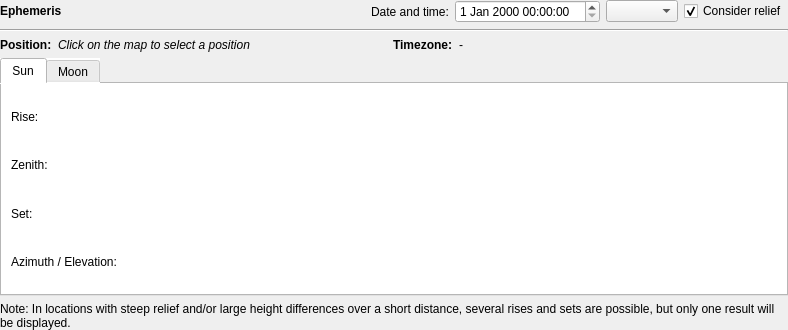
Qt form share/python/plugins/kadas_ephem/EphemToolWidget.ui (kadas-albireo/kadas-albireo2) before a commit.
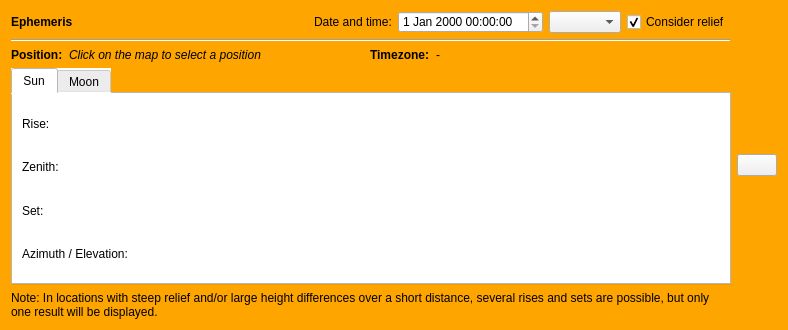
The same form after that commit. Icons and pictures are not drawn.

Commit message: Fix ephem plugin bottom bar widget

```diff
--- a/share/python/plugins/kadas_ephem/EphemToolWidget.ui
+++ b/share/python/plugins/kadas_ephem/EphemToolWidget.ui
@@ -10,157 +10,11 @@
     <height>330</height>
    </rect>
   </property>
-  <layout class="QVBoxLayout" name="verticalLayout">
-   <property name="leftMargin">
-    <number>0</number>
-   </property>
-   <property name="topMargin">
-    <number>0</number>
-   </property>
-   <property name="rightMargin">
-    <number>0</number>
-   </property>
-   <property name="bottomMargin">
-    <number>0</number>
-   </property>
-   <item>
-    <widget class="QWidget" name="widgetHeader" native="true">
-     <layout class="QHBoxLayout" name="horizontalLayout">
-      <property name="leftMargin">
-       <number>0</number>
-      </property>
-      <property name="topMargin">
-       <number>0</number>
-      </property>
-      <property name="rightMargin">
-       <number>0</number>
-      </property>
-      <property name="bottomMargin">
-       <number>0</number>
-      </property>
-      <item>
-       <widget class="QLabel" name="label_2">
-        <property name="text">
-         <string>&lt;html&gt;&lt;head/&gt;&lt;body&gt;&lt;p&gt;&lt;span style=&quot; font-weight:600;&quot;&gt;Ephemeris&lt;/span&gt;&lt;/p&gt;&lt;/body&gt;&lt;/html&gt;</string>
-        </property>
-       </widget>
-      </item>
-      <item>
-       <spacer name="horizontalSpacer">
-        <property name="orientation">
-         <enum>Qt::Horizontal</enum>
-        </property>
-        <property name="sizeHint" stdset="0">
-         <size>
-          <width>40</width>
-          <height>20</height>
-         </size>
-        </property>
-       </spacer>
-      </item>
-      <item>
-       <widget class="QLabel" name="label">
-        <property name="text">
-         <string>Date and time:</string>
-        </property>
-       </widget>
-      </item>
-      <item>
-       <widget class="QDateTimeEdit" name="dateTimeEdit"/>
-      </item>
-      <item>
-       <widget class="QComboBox" name="timezoneCombo"/>
-      </item>
-      <item>
-       <widget class="QCheckBox" name="checkBoxRelief">
-        <property name="text">
-         <string>Consider relief</string>
-        </property>
-        <property name="checked">
-         <bool>true</bool>
-        </property>
-       </widget>
-      </item>
-     </layout>
-    </widget>
-   </item>
-   <item>
-    <widget class="Line" name="line">
-     <property name="orientation">
-      <enum>Qt::Horizontal</enum>
-     </property>
-    </widget>
-   </item>
-   <item>
-    <widget class="QWidget" name="widgetInfo" native="true">
-     <layout class="QHBoxLayout" name="horizontalLayout_2">
-      <property name="leftMargin">
-       <number>0</number>
-      </property>
-      <property name="topMargin">
-       <number>0</number>
-      </property>
-      <property name="rightMargin">
-       <number>0</number>
-      </property>
-      <property name="bottomMargin">
-       <number>0</number>
-      </property>
-      <item>
-       <widget class="QLabel" name="labelPosition">
-        <property name="font">
-         <font>
-          <weight>75</weight>
-          <bold>true</bold>
-         </font>
-        </property>
-        <property name="text">
-         <string>Position:</string>
-        </property>
-       </widget>
-      </item>
-      <item>
-       <widget class="QLabel" name="labelPositionValue">
-        <property name="sizePolicy">
-         <sizepolicy hsizetype="Expanding" vsizetype="Preferred">
-          <horstretch>0</horstretch>
-          <verstretch>0</verstretch>
-         </sizepolicy>
-        </property>
-        <property name="font">
-         <font>
-          <italic>true</italic>
-         </font>
-        </property>
-        <property name="text">
-         <string>Click on the map to select a position</string>
-        </property>
-       </widget>
-      </item>
-      <item>
-       <widget class="QLabel" name="label_4">
-        <property name="text">
-         <string>&lt;html&gt;&lt;head/&gt;&lt;body&gt;&lt;p&gt;&lt;span style=&quot; font-weight:600;&quot;&gt;Timezone:&lt;/span&gt;&lt;/p&gt;&lt;/body&gt;&lt;/html&gt;</string>
-        </property>
-       </widget>
-      </item>
-      <item>
-       <widget class="QLabel" name="labelTimezone">
-        <property name="sizePolicy">
-         <sizepolicy hsizetype="Expanding" vsizetype="Preferred">
-          <horstretch>0</horstretch>
-          <verstretch>0</verstretch>
-         </sizepolicy>
-        </property>
-        <property name="text">
-         <string>-</string>
-        </property>
-       </widget>
-      </item>
-     </layout>
-    </widget>
-   </item>
-   <item>
+  <property name="styleSheet">
+   <string notr="true">QWidget#EphemToolWidget { background-color: orange; }</string>
+  </property>
+  <layout class="QGridLayout" name="gridLayout">
+   <item row="3" column="0">
     <widget class="QTabWidget" name="tabWidgetOutput">
      <property name="styleSheet">
       <string notr="true">QWidget { background-color: white; }</string>
@@ -395,7 +249,68 @@
      </widget>
     </widget>
    </item>
-   <item>
+   <item row="0" column="0">
+    <widget class="QWidget" name="widgetHeader" native="true">
+     <layout class="QHBoxLayout" name="horizontalLayout">
+      <property name="leftMargin">
+       <number>0</number>
+      </property>
+      <property name="topMargin">
+       <number>0</number>
+      </property>
+      <property name="rightMargin">
+       <number>0</number>
+      </property>
+      <property name="bottomMargin">
+       <number>0</number>
+      </property>
+      <item>
+       <widget class="QLabel" name="label_2">
+        <property name="text">
+         <string>&lt;html&gt;&lt;head/&gt;&lt;body&gt;&lt;p&gt;&lt;span style=&quot; font-weight:600;&quot;&gt;Ephemeris&lt;/span&gt;&lt;/p&gt;&lt;/body&gt;&lt;/html&gt;</string>
+        </property>
+       </widget>
+      </item>
+      <item>
+       <spacer name="horizontalSpacer">
+        <property name="orientation">
+         <enum>Qt::Horizontal</enum>
+        </property>
+        <property name="sizeHint" stdset="0">
+         <size>
+          <width>40</width>
+          <height>20</height>
+         </size>
+        </property>
+       </spacer>
+      </item>
+      <item>
+       <widget class="QLabel" name="label">
+        <property name="text">
+         <string>Date and time:</string>
+        </property>
+       </widget>
+      </item>
+      <item>
+       <widget class="QDateTimeEdit" name="dateTimeEdit"/>
+      </item>
+      <item>
+       <widget class="QComboBox" name="timezoneCombo"/>
+      </item>
+      <item>
+       <widget class="QCheckBox" name="checkBoxRelief">
+        <property name="text">
+         <string>Consider relief</string>
+        </property>
+        <property name="checked">
+         <bool>true</bool>
+        </property>
+       </widget>
+      </item>
+     </layout>
+    </widget>
+   </item>
+   <item row="4" column="0">
     <widget class="QLabel" name="label_3">
      <property name="text">
       <string>&lt;html&gt;&lt;head/&gt;&lt;body&gt;&lt;p&gt;Note: In locations with steep relief and/or large height differences over a short distance, several rises and sets are possible, but only one result will be displayed.&lt;/p&gt;&lt;/body&gt;&lt;/html&gt;</string>
@@ -405,6 +320,119 @@
      </property>
     </widget>
    </item>
+   <item row="1" column="0">
+    <widget class="Line" name="line">
+     <property name="orientation">
+      <enum>Qt::Horizontal</enum>
+     </property>
+    </widget>
+   </item>
+   <item row="2" column="0">
+    <widget class="QWidget" name="widgetInfo" native="true">
+     <layout class="QHBoxLayout" name="horizontalLayout_2">
+      <property name="leftMargin">
+       <number>0</number>
+      </property>
+      <property name="topMargin">
+       <number>0</number>
+      </property>
+      <property name="rightMargin">
+       <number>0</number>
+      </property>
+      <property name="bottomMargin">
+       <number>0</number>
+      </property>
+      <item>
+       <widget class="QLabel" name="labelPosition">
+        <property name="font">
+         <font>
+          <weight>75</weight>
+          <bold>true</bold>
+         </font>
+        </property>
+        <property name="text">
+         <string>Position:</string>
+        </property>
+       </widget>
+      </item>
+      <item>
+       <widget class="QLabel" name="labelPositionValue">
+        <property name="sizePolicy">
+         <sizepolicy hsizetype="Expanding" vsizetype="Preferred">
+          <horstretch>0</horstretch>
+          <verstretch>0</verstretch>
+         </sizepolicy>
+        </property>
+        <property name="font">
+         <font>
+          <italic>true</italic>
+         </font>
+        </property>
+        <property name="text">
+         <string>Click on the map to select a position</string>
+        </property>
+       </widget>
+      </item>
+      <item>
+       <widget class="QLabel" name="label_4">
+        <property name="text">
+         <string>&lt;html&gt;&lt;head/&gt;&lt;body&gt;&lt;p&gt;&lt;span style=&quot; font-weight:600;&quot;&gt;Timezone:&lt;/span&gt;&lt;/p&gt;&lt;/body&gt;&lt;/html&gt;</string>
+        </property>
+       </widget>
+      </item>
+      <item>
+       <widget class="QLabel" name="labelTimezone">
+        <property name="sizePolicy">
+         <sizepolicy hsizetype="Expanding" vsizetype="Preferred">
+          <horstretch>0</horstretch>
+          <verstretch>0</verstretch>
+         </sizepolicy>
+        </property>
+        <property name="text">
+         <string>-</string>
+        </property>
+       </widget>
+      </item>
+     </layout>
+    </widget>
+   </item>
+   <item row="0" column="1" rowspan="5">
+    <layout class="QVBoxLayout" name="verticalLayout">
+     <item>
+      <spacer name="verticalSpacer_2">
+       <property name="orientation">
+        <enum>Qt::Vertical</enum>
+       </property>
+       <property name="sizeHint" stdset="0">
+        <size>
+         <width>20</width>
+         <height>40</height>
+        </size>
+       </property>
+      </spacer>
+     </item>
+     <item>
+      <widget class="QPushButton" name="closeButton">
+       <property name="text">
+        <string/>
+       </property>
+      </widget>
+     </item>
+     <item>
+      <spacer name="verticalSpacer">
+       <property name="orientation">
+        <enum>Qt::Vertical</enum>
+       </property>
+       <property name="sizeHint" stdset="0">
+        <size>
+         <width>20</width>
+         <height>40</height>
+        </size>
+       </property>
+      </spacer>
+     </item>
+    </layout>
+   </item>
   </layout>
  </widget>
  <resources>
```
Left out of the diff: 17 changed lines with no effect on the pictures. The commit also changes 5 other files.
